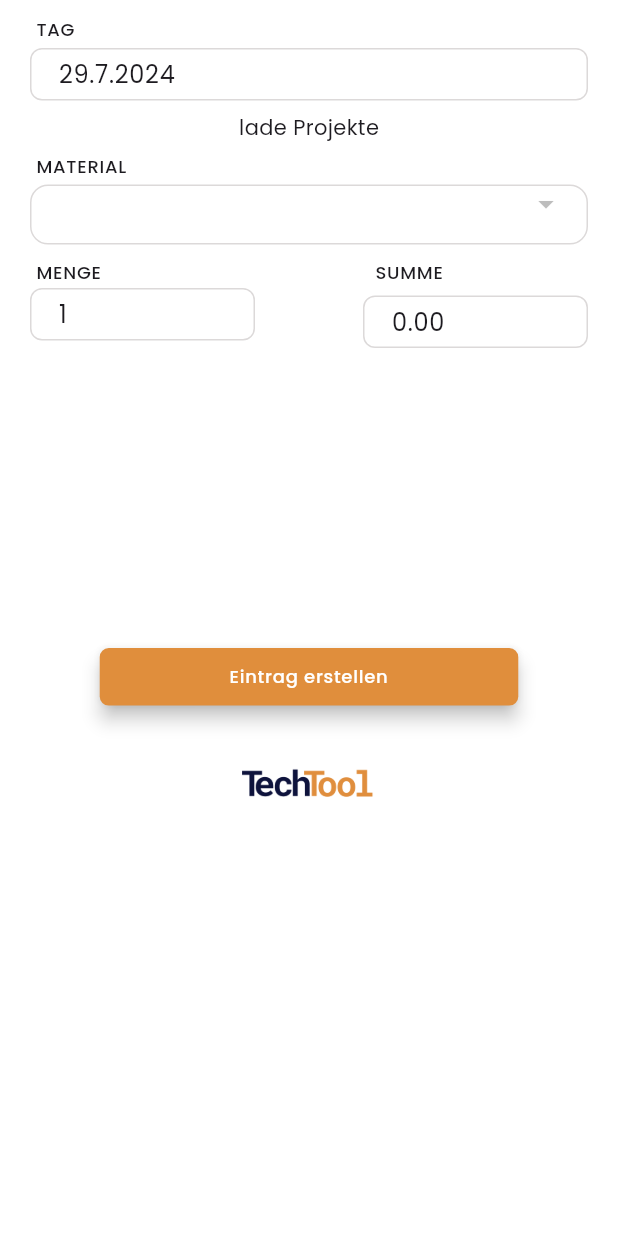
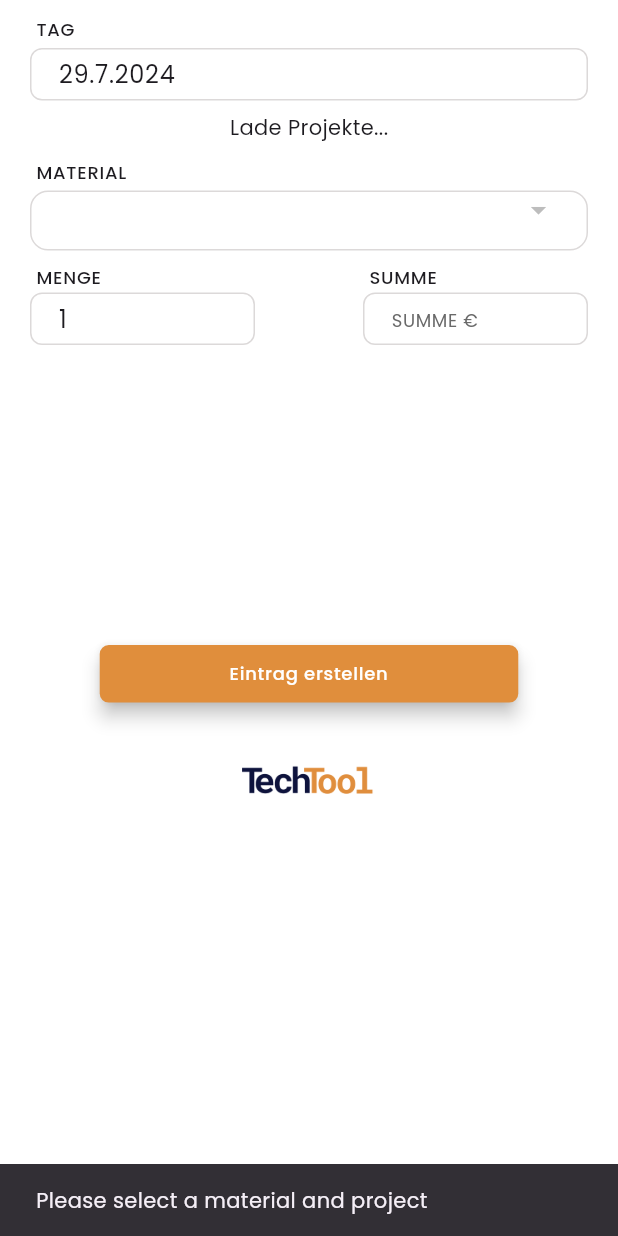
Before and after one commit to Layer-Four/handwerker_app, a Flutter app: the MaterialBody widget shown alone on an empty page, opened directly, after a tap on "Eintrag erstellen", on a phone screen of 412 x 824 dp. Run offline on Flutter 3.47's test engine with Material 3 defaults, Android fonts, the phone set to English and light mode, and no system bars; our stand-ins replace carousel_slider, dio, flutter_riverpod, freezed_annotation, image_picker, permission_handler and 2 more; accounts and stored records are empty; network calls fail.

Commit message:
refactor Material Page

```diff
--- a/lib/view/documentation_view/material_entry/material_view.dart
+++ b/lib/view/documentation_view/material_entry/material_view.dart
@@ -1,5 +1,5 @@
-import 'dart:developer';
 import 'package:flutter/material.dart';
+import 'package:flutter/services.dart';
 import 'package:flutter_riverpod/flutter_riverpod.dart';
 import 'package:handwerker_app/constants/apptheme/app_colors.dart';
 import 'package:handwerker_app/constants/utiltis.dart';
@@ -7,6 +7,8 @@ import 'package:handwerker_app/models/consumable_models/consumable_entry/consuma
 import 'package:handwerker_app/models/consumable_models/consumable_vm/consumable.dart';
 import 'package:handwerker_app/models/consumable_models/material_vm/material_vm.dart';
 import 'package:handwerker_app/models/consumable_models/unit_dm/unit_dm.dart';
+import 'package:handwerker_app/models/language/dictionary.dart';
+import 'package:handwerker_app/models/project_models/project_short_vm/project_short_vm.dart';
 import 'package:handwerker_app/provider/doku_provider/consumable_provider.dart';
 import 'package:handwerker_app/provider/doku_provider/material_vm_provider.dart';
 import 'package:handwerker_app/provider/doku_provider/project_vm_provider.dart';
@@ -14,8 +16,6 @@ import 'package:handwerker_app/provider/settings_provider/settings_provider.dart
 import 'package:handwerker_app/view/widgets/logo_widget.dart';
 import 'package:handwerker_app/view/widgets/symetric_button_widget.dart';
 import 'package:handwerker_app/view/widgets/textfield_widgets/labelt_textfield.dart';
-
-import '../../../models/project_models/project_short_vm/project_short_vm.dart';
 
 class MaterialBody extends ConsumerStatefulWidget {
   const MaterialBody({super.key});
@@ -25,56 +25,174 @@ class MaterialBody extends ConsumerStatefulWidget {
 }
 
 class _MaterialBodyState extends ConsumerState<MaterialBody> {
-  final TextEditingController _dayPickerController = TextEditingController();
+  final TextEditingController _dateController = TextEditingController();
   final TextEditingController _amountController = TextEditingController(text: '1');
-  final TextEditingController _summeryController = TextEditingController();
-  late final dictionary = ref.watch(settingsProv).dictionary;
+  final TextEditingController _summaryController = TextEditingController();
 
   late ConsumealbeEntry _entry;
   UnitDM? _unit;
-
-  bool _isMaterialsLoaded = false;
   List<UnitDM>? _units;
-
   List<ConsumeableVM> _materials = [];
   ProjectShortVM? _project;
   ConsumeableVM? _selectedMaterial;
+
   @override
   void initState() {
     super.initState();
+    _initializeControllers();
+    _initializeEntry();
+    _loadInitialData();
+  }
+
+  void _initializeControllers() {
     final now = DateTime.now();
-    setState(() {
-      _entry = ConsumealbeEntry(createDate: now);
-      _dayPickerController.text = '${now.day}.${now.month}.${now.year}';
-    });
+    _dateController.text = _formatDate(now);
+  }
+
+  void _initializeEntry() {
+    final now = DateTime.now();
+    _entry = ConsumealbeEntry(createDate: now);
+  }
+
+  void _loadInitialData() {
     _refreshUnits();
     ref.read(materialVMProvider.notifier).loadMaterials();
     ref.read(projectVMProvider.notifier).loadpProject();
   }
 
+  void _refreshUnits() {
+    ref.read(consumableProvider.notifier).getUnits().then(
+          (value) => setState(() {
+            _units = value;
+            _unit = _units?.first;
+          }),
+        );
+  }
+
+  String _formatDate(DateTime date) => '${date.day}.${date.month}.${date.year}';
+
   @override
   Widget build(BuildContext context) {
-    final materialsAsyncValue = ref.watch(materialVMProvider);
+    final dictionary = ref.watch(settingsProv).dictionary;
 
     return Padding(
       padding: const EdgeInsets.symmetric(horizontal: 20.0),
       child: Column(
         children: [
-          _dayInputWidget(),
-          _chooseCustomerProjectField(),
-          // _chooseCustomerKundeField(),
-          // _chooseMaterialField(),
-          _chooseMaterialField(materialsAsyncValue),
-          _buildAmountPriceFields(),
+          _buildDateInput(dictionary),
+          _buildProjectSelector(dictionary),
+          _buildMaterialSelector(dictionary),
+          _buildAmountAndPriceFields(dictionary),
           const SizedBox(height: 184),
-          _submitInput(),
-          const SizedBox(
-            height: 70,
-            child: Center(
-              child: LogoWidget(
-                assetString: 'assets/images/img_techtool.png',
-                size: 20,
-              ),
+          _buildSubmitButton(dictionary),
+          _buildLogo(),
+        ],
+      ),
+    );
+  }
+
+  Widget _buildDateInput(Dictionary dictionary) {
+    return LabeldTextfield(
+      label: dictionary.date,
+      controller: _dateController,
+      textInputType: TextInputType.datetime,
+      onTap: () => _selectDate(context),
+    );
+  }
+
+  Future<void> _selectDate(BuildContext context) async {
+    final date = await Utilits.selecetDate(context);
+    if (date != null) {
+      setState(() {
+        _dateController.text = _formatDate(date);
+        _entry = _entry.copyWith(createDate: date);
+      });
+    }
+  }
+
+  Widget _buildProjectSelector(Dictionary dictionary) {
+    final projects = ref.watch(projectVMProvider);
+    return projects.isEmpty
+        ? const Text('Lade Projekte...')
+        : _buildDropdown(
+            label: dictionary.customer,
+            value: _project,
+            items: projects
+                .map((e) => DropdownMenuItem<ProjectShortVM>(
+                      value: e,
+                      child: Text(e.title ?? 'Untitled Projekt'),
+                    ))
+                .toList(),
+            onChanged: (dynamic value) {
+              if (value is ProjectShortVM) {
+                setState(() {
+                  _project = value;
+                  _entry = _entry.copyWith(projectID: value.id);
+                });
+              }
+            },
+          );
+  }
+
+  Widget _buildMaterialSelector(Dictionary dictionary) {
+    return ref.watch(materialVMProvider).when(
+          data: (materials) {
+            if (materials.isNotEmpty && _selectedMaterial == null) {
+              _selectedMaterial = materials.first;
+              _materials = materials;
+            }
+            return _buildDropdown(
+              label: dictionary.material,
+              value: _selectedMaterial,
+              items: _materials
+                  .map((e) => DropdownMenuItem(
+                        value: e,
+                        child: Text('${e.name}/ ${e.materialUnitName}'),
+                      ))
+                  .toList(),
+              onChanged: (dynamic value) {
+                if (value is ConsumeableVM) {
+                  setState(() {
+                    _selectedMaterial = value;
+                    _updateSummary();
+                  });
+                }
+              },
+            );
+          },
+          loading: () => const CircularProgressIndicator(),
+          error: (err, stack) => Text('Error: $err'),
+        );
+  }
+
+  Widget _buildDropdown({
+    required String label,
+    required dynamic value,
+    required List<DropdownMenuItem<dynamic>> items,
+    required Function(dynamic) onChanged,
+  }) {
+    return Padding(
+      padding: const EdgeInsets.symmetric(vertical: 8.0),
+      child: Column(
+        crossAxisAlignment: CrossAxisAlignment.start,
+        children: [
+          Padding(
+            padding: const EdgeInsets.all(4),
+            child: Text(label, style: Theme.of(context).textTheme.labelMedium),
+          ),
+          Container(
+            height: 40,
+            padding: const EdgeInsets.symmetric(horizontal: 20),
+            decoration: BoxDecoration(
+              borderRadius: BorderRadius.circular(12),
+              border: Border.all(color: AppColor.kTextfieldBorder),
+            ),
+            child: DropdownButton<dynamic>(
+              value: value,
+              items: items,
+              onChanged: onChanged,
+              isExpanded: true,
+              underline: const SizedBox.shrink(),
             ),
           ),
         ],
@@ -82,292 +200,147 @@ class _MaterialBodyState extends ConsumerState<MaterialBody> {
     );
   }
 
-  Column _buildAmointElement() {
+  Widget _buildAmountAndPriceFields(Dictionary dictionary) {
+    return Row(
+      mainAxisAlignment: MainAxisAlignment.spaceBetween,
+      children: [
+        _buildAmountField(dictionary),
+        _buildSummaryField(dictionary),
+      ],
+    );
+  }
+
+  Widget _buildAmountField(Dictionary dictionary) {
+    return _buildNumberField(
+      label: dictionary.amount,
+      controller: _amountController,
+      onChanged: (value) {
+        if (value.length <= 20) {
+          setState(_updateSummary);
+        }
+      },
+    );
+  }
+
+  Widget _buildSummaryField(Dictionary dictionary) {
+    return _buildNumberField(
+      label: dictionary.sum,
+      controller: _summaryController,
+      onChanged: (value) {
+        if (value.length < 20) {
+          setState(_updateSummary);
+        }
+      },
+      suffix: '€',
+    );
+  }
+
+  Widget _buildNumberField({
+    required String label,
+    required TextEditingController controller,
+    required Function(String) onChanged,
+    String? suffix,
+  }) {
     return Column(
       crossAxisAlignment: CrossAxisAlignment.start,
       children: [
-        SizedBox(
-          width: 160,
-          child: Row(
-            children: [
-              Padding(
-                padding: const EdgeInsets.symmetric(horizontal: 4, vertical: 2),
-                child: Text(
-                  dictionary.amount,
-                  style: Theme.of(context).textTheme.labelMedium,
-                ),
-              ),
-            ],
-          ),
+        Padding(
+          padding: const EdgeInsets.symmetric(horizontal: 4, vertical: 2),
+          child: Text(label, style: Theme.of(context).textTheme.labelMedium),
         ),
         SizedBox(
           height: 35,
           width: 150,
           child: TextField(
-            // onTapOutside: (_) {
-            //   final multi = int.parse(_amountController.text);
-            //   final price = _selectedMaterial!.price;
-            //   _summeryController.text = (price * multi).toString();
-            // },
+            controller: controller,
             keyboardType: TextInputType.number,
-            autofocus: false,
-            cursorHeight: 20,
-            textInputAction: TextInputAction.done,
-            controller: _amountController,
+            inputFormatters: <TextInputFormatter>[FilteringTextInputFormatter.digitsOnly],
             decoration: Utilits.textFieldDecoration(
               context,
-              hintText: dictionary.amount,
+              hintText: suffix != null ? '$label $suffix' : label,
             ),
-            onChanged: (value) {
-              if (_amountController.text.length > 20) {
-                return;
-              }
-              if (_amountController.text.length <= 20) {
-                setState(() => _amountController.text = value);
-              }
-            },
+            onChanged: onChanged,
           ),
         ),
       ],
     );
   }
 
-  Widget _buildAmountPriceFields() => Row(
-        mainAxisAlignment: MainAxisAlignment.spaceBetween,
-        children: [
-          _buildAmointElement(),
-          _buildSumElement(),
-        ],
-      );
-
-  Column _buildSumElement() {
-    return Column(
-      crossAxisAlignment: CrossAxisAlignment.start,
-      children: [
-        Padding(
-          padding: const EdgeInsets.symmetric(horizontal: 8.0, vertical: 7),
-          child: Text(
-            dictionary.sum,
-            style: Theme.of(context).textTheme.labelMedium,
-          ),
-        ),
-        SizedBox(
-          height: 35,
-          width: 150,
-          child: TextField(
-            keyboardType: TextInputType.number,
-            autofocus: false,
-            cursorHeight: 20,
-            textInputAction: TextInputAction.done,
-            controller: _summeryController,
-            decoration: Utilits.textFieldDecoration(
-              context,
-              hintText: '${dictionary.sum} €',
-            ),
-            onChanged: (value) {
-              setState(() {
-                if (value.length < 20) {
-                  _summeryController.text = value;
-                }
-                // _entry = _entry.copyWith(cost: int.tryParse(value));
-              });
-            },
-          ),
-        ),
-      ],
-    );
-  }
-// .when(
-//           error: (error, stackTrace) {
-//             log('error occurent in buildServieDropdown in MaterialEntryBody-> $error \n\n this was the stack $stackTrace');
-//             return const SizedBox(child: Text('Etwas lief schief'));
-//           },
-//           loading: () => const CircularProgressIndicator.adaptive(),
-//           data: (data) {
-//             if (data == null) {
-//               ref.read(projectVMProvider.notifier).loadpProject();
-//             }
-//             final projects = data;
-//             if (projects != null && !_isProjectSet) {
-//               setState(() {
-//                 _project = projects.first;
-//                 _entry = _entry.copyWith(projectID: projects.first.id);
-//                 _isProjectSet = true;
-//               });
-//             }
-
-  Widget _chooseCustomerProjectField() {
-    return ref.read(projectVMProvider).isEmpty
-        ? const Text('lade Projekte')
-        : Padding(
-            padding: const EdgeInsets.symmetric(vertical: 8.0),
-            child: Column(
-              crossAxisAlignment: CrossAxisAlignment.start,
-              children: [
-                Padding(
-                  padding: const EdgeInsets.all(4),
-                  child: Text(
-                    dictionary.customer,
-                    style: Theme.of(context).textTheme.labelMedium,
-                  ),
-                ),
-                Container(
-                  height: 40,
-                  padding: const EdgeInsets.only(left: 20, right: 15),
-                  decoration: BoxDecoration(
-                    borderRadius: BorderRadius.circular(12),
-                    border: Border.all(color: AppColor.kTextfieldBorder),
-                  ),
-                  child: DropdownButton(
-                    menuMaxHeight: 350,
-                    underline: const SizedBox(),
-                    isExpanded: true,
-                    value: _project,
-                    items: ref
-                        .watch(projectVMProvider)
-                        .map(
-                          (e) => DropdownMenuItem(
-                            alignment: Alignment.center,
-                            value: e,
-                            child: Text(' ${e.title}'),
-                          ),
-                        )
-                        .toList(),
-                    onChanged: (e) {
-                      // setState(() {
-                      //   _project = e;
-                      //   _entry = _entry.copyWith(projectID: e.id);
-                      // });
-                    },
-                  ),
-                ),
-              ],
-            ),
-          );
+  void _updateSummary() {
+    final amount = int.tryParse(_amountController.text) ?? 1;
+    final price = _selectedMaterial?.price ?? 0;
+    _summaryController.text = (price * amount).toStringAsFixed(2);
   }
 
-  Widget _chooseMaterialField(AsyncValue<List<ConsumeableVM>> materialsAsyncValue) {
-    return materialsAsyncValue.when(
-      error: (err, stackTrace) {
-        log('Error occurred in buildServiceDropdown in MaterialEntryBody: $err \n\n Stack: $stackTrace');
-        return const SizedBox.expand(
-          child: Center(child: Text('Etwas lief schief')),
-        );
-      },
-      loading: () => const CircularProgressIndicator(),
-      data: (materials) {
-        if (materials.isNotEmpty && !_isMaterialsLoaded) {
-          setState(() {
-            _selectedMaterial = materials.first;
-            _materials = materials;
-            _isMaterialsLoaded = true;
-          });
-        }
-
-        final multi = int.tryParse(_amountController.text) ?? 1;
-        final price = _selectedMaterial?.price ?? 0;
-        _summeryController.text = (price * multi).toStringAsFixed(2);
-
-        return Padding(
-          padding: const EdgeInsets.symmetric(vertical: 4.0),
-          child: Column(
-            crossAxisAlignment: CrossAxisAlignment.start,
-            children: [
-              Padding(
-                padding: const EdgeInsets.all(4),
-                child: Text(dictionary.material, style: Theme.of(context).textTheme.labelMedium),
-              ),
-              Container(
-                height: 40,
-                padding: const EdgeInsets.only(left: 20, right: 15),
-                decoration: BoxDecoration(
-                  borderRadius: BorderRadius.circular(12),
-                  border: Border.all(color: AppColor.kTextfieldBorder),
-                ),
-                child: DropdownButton(
-                  menuMaxHeight: 350,
-                  underline: const SizedBox.shrink(),
-                  isExpanded: true,
-                  value: _selectedMaterial,
-                  items: _materials
-                      .map(
-                        (e) => DropdownMenuItem(
-                          alignment: Alignment.center,
-                          value: e,
-                          child: Text('${e.name}/ ${e.materialUnitName}'),
-                        ),
-                      )
-                      .toList(),
-                  onChanged: (e) {
-                    setState(() {
-                      _selectedMaterial = e!;
-                      final multi = int.tryParse(_amountController.text) ?? 1;
-                      _summeryController.text = (e.price * multi).toStringAsFixed(2);
-                    });
-                  },
-                ),
-              ),
-            ],
-          ),
-        );
-      },
-    );
-  }
-
-  Widget _dayInputWidget() => LabeldTextfield(
-        label: dictionary.date,
-        controller: _dayPickerController,
-        textInputType: TextInputType.datetime,
-        onTap: () async {
-          final date = await Utilits.selecetDate(context);
-          if (date != null) {
-            setState(() {
-              _dayPickerController.text = '${date.day}.${date.month}.${date.year}';
-              _entry = _entry.copyWith(createDate: date);
-            });
-          }
-        },
-      );
-
-  void _refreshUnits() {
-    ref.read(consumableProvider.notifier).getUnits().then(
-          (value) => setState(() {
-            _units = value;
-            _unit = _units!.first;
-          }),
-        );
-  }
-
-  Padding _submitInput() {
+  Widget _buildSubmitButton(Dictionary dictionary) {
     return Padding(
       padding: const EdgeInsets.all(16.0),
       child: SymmetricButton(
         color: AppColor.kPrimaryButtonColor,
         text: dictionary.createEntry,
         padding: const EdgeInsets.symmetric(horizontal: 40, vertical: 8),
-        onPressed: () {
-          final material = Consumable(
-            amount: int.tryParse(_amountController.text) ?? 1,
-            materialUnitID: _unit!.id,
-            price: int.tryParse(_summeryController.text) ?? 0,
-            materialID: _selectedMaterial!.id.toString(),
-          );
-          _entry = _entry.copyWith(
-            consumables: [material],
-          );
-          ref.read(consumableProvider.notifier).uploadConsumableEntry(_entry);
-          ScaffoldMessenger.of(context).showSnackBar(SnackBar(
-            content: Text(dictionary.succes),
-          ));
-          final now = DateTime.now();
-          setState(() {
-            _selectedMaterial = _materials.first;
-            _amountController.clear();
-            _summeryController.clear();
-            _dayPickerController.text = '${now.day}.${now.month}.${now.year}';
-          });
-        },
+        onPressed: _submitEntry,
       ),
     );
   }
+
+  void _submitEntry() {
+    if (_selectedMaterial == null || _project == null) {
+      ScaffoldMessenger.of(context).showSnackBar(
+        const SnackBar(content: Text('Please select a material and project')),
+      );
+      return;
+    }
+
+    final material = Consumable(
+      amount: int.tryParse(_amountController.text) ?? 1,
+      materialUnitID: _unit!.id,
+      price: int.tryParse(_summaryController.text) ?? 0,
+      materialID: _selectedMaterial!.id.toString(),
+    );
+
+    _entry = _entry.copyWith(
+      consumables: [material],
+      projectID: _project!.id,
+    );
+
+    ref.read(consumableProvider.notifier).uploadConsumableEntry(_entry);
+
+    ScaffoldMessenger.of(context).showSnackBar(
+      SnackBar(content: Text(ref.read(settingsProv).dictionary.succes)),
+    );
+
+    _resetForm();
+  }
+
+  void _resetForm() {
+    final now = DateTime.now();
+    setState(() {
+      _selectedMaterial = _materials.first;
+      _amountController.text = '1';
+      _summaryController.clear();
+      _dateController.text = _formatDate(now);
+      _entry = ConsumealbeEntry(createDate: now);
+    });
+  }
+
+  Widget _buildLogo() {
+    return const SizedBox(
+      height: 70,
+      child: Center(
+        child: LogoWidget(
+          assetString: 'assets/images/img_techtool.png',
+          size: 20,
+        ),
+      ),
+    );
+  }
+
+  @override
+  void dispose() {
+    _dateController.dispose();
+    _amountController.dispose();
+    _summaryController.dispose();
+    super.dispose();
+  }
 }
```
